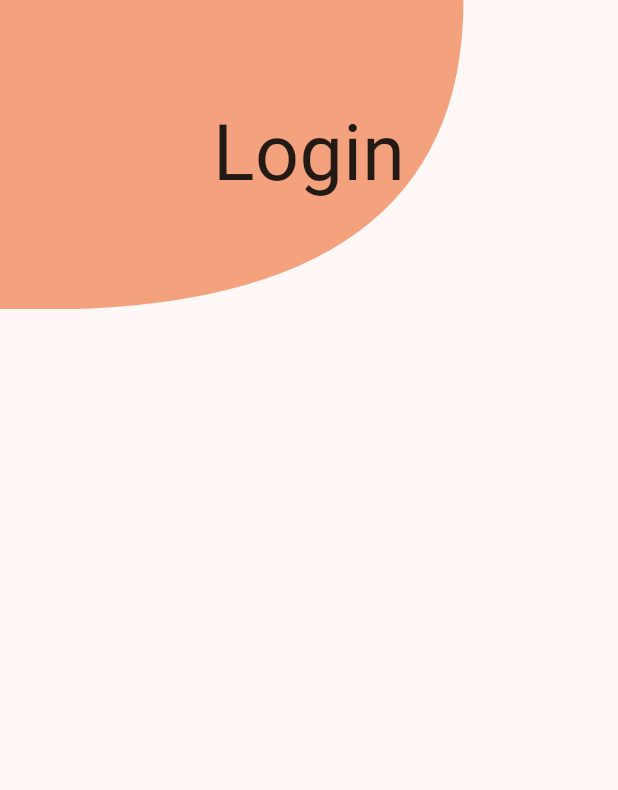
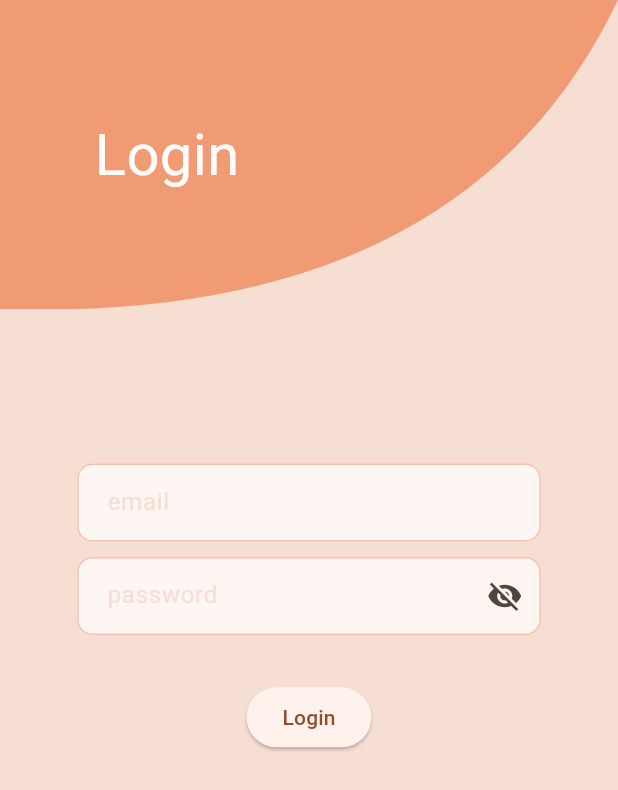
Before and after one commit to Jiya-Sharma09/Track_app, a Flutter app: the screen it shows after launch, on a phone screen of 412 x 824 dp. Shown: the top 790 px of the screen. Run offline on Flutter 3.47's test engine with Material 3 defaults, Android fonts, the light colour scheme and no system bars.

Commit message:
adding custom text field and using it in login screen

```diff
--- a/lib/screens/login_screen.dart
+++ b/lib/screens/login_screen.dart
@@ -1,5 +1,6 @@
 import 'package:flutter/material.dart';
 import 'package:track_app/ui_feature/top_left_curve.dart';
+import 'package:track_app/ui_feature/custom_text_field.dart';
 
 class LoginScreen extends StatefulWidget {
   @override
@@ -7,30 +8,74 @@ class LoginScreen extends StatefulWidget {
 }
 
 class _LoginScreenState extends State<LoginScreen> {
+  final _keyy = GlobalKey<FormState>();
+  TextEditingController emailController = TextEditingController();
+  TextEditingController passwordController = TextEditingController();
+  bool isObscure = true;
+
   @override
   Widget build(BuildContext context) {
     return Scaffold(
+      backgroundColor: Color.fromARGB(253, 247, 222, 210),
       body: Column(
         children: [
           ClipPath(
             clipper: TopLeftCurve(),
             child: Container(
               width: MediaQuery.of(context).size.width,
-              height: MediaQuery.of(context).size.height*0.25,
+              height: MediaQuery.of(context).size.height * 0.25,
               color: Color.fromARGB(194, 239, 135, 87),
-              child: Center(child: Text("Login",style: TextStyle(
-                fontSize: MediaQuery.of(context).size.height*0.25*0.25,
-              ),))),
+              child: Align(
+                alignment: Alignment(-0.6, 0),
+                child: Text(
+                  "Login",
+                  style: TextStyle(
+                    fontSize:
+                        MediaQuery.of(context).size.height * 0.25 * 0.25 * 0.75,
+                    color: Color.fromARGB(255, 255, 255, 255),
+                  ),
+                ),
+              ),
+            ),
           ),
-          SizedBox(
-            height: MediaQuery.of(context).size.height*0.25*0.33,
-          )
+          SizedBox(height: MediaQuery.of(context).size.height * 0.25 * 0.5),
+          Form(
+            key: _keyy,
+            child: Column(
+              children: [
+                // e-mail field :
+                SizedBox(
+                  width: MediaQuery.of(context).size.width * 0.75,
+                  child: CustomTextField(
+                    hint: "email",
+                    isPassword: false,
+                    controllerText: emailController,
+                  ),
+                ),
+
+                SizedBox(
+                  height: MediaQuery.of(context).size.height * 0.25*0.05,
+                ),
+
+                SizedBox(
+                  width: MediaQuery.of(context).size.width * 0.75,
+                  child: CustomTextField(
+                    hint: "password",
+                    isPassword: true,
+                    controllerText: passwordController,
+                  ),
+                ),
+
+                SizedBox(
+                  height: MediaQuery.of(context).size.height * 0.25*0.15,
+                ),
+                // Login button
+                ElevatedButton(onPressed: () {}, child: Text("Login")),
+              ],
+            ),
+          ),
         ],
       ),
     );
   }
 }
-/*
-0.25 == 100
-0.25
- */
--- a/lib/screens/splash_screen.dart
+++ b/lib/screens/splash_screen.dart
@@ -24,7 +24,7 @@ class _SplashScreenState extends State<SplashScreen> {
         opacity = 1.0;
       });
     });
-    Future.delayed(Duration(seconds: 3), () {
+    Future.delayed(Duration(seconds: 5), () {
       if (!mounted) return;
       Navigator.pushReplacement(
         context,
--- /dev/null
+++ b/lib/ui_feature/custom_text_field.dart
@@ -0,0 +1,86 @@
+import 'package:flutter/material.dart';
+
+class CustomTextField extends StatefulWidget {
+  final String hint;
+  final bool isPassword;
+  final TextEditingController controllerText;
+
+  const CustomTextField({
+    //super.key,
+    required this.hint,
+    required this.isPassword,
+    required this.controllerText,
+  });
+  @override
+  State<CustomTextField> createState() => _CustomTextFieldState();
+}
+
+class _CustomTextFieldState extends State<CustomTextField> {
+  bool isObscure = true;
+  @override
+  Widget build(BuildContext context) {
+    return TextFormField(
+      obscureText: widget.isPassword ? isObscure : false,
+      style: TextStyle(color: Color.fromARGB(194, 239, 135, 87)),
+      decoration: InputDecoration(
+        hintText: widget.hint,
+        hintStyle: TextStyle(color: Color.fromARGB(253, 247, 222, 210)),
+
+        filled: true,
+        fillColor: Color.fromARGB(184, 255, 255, 255),
+
+        contentPadding: EdgeInsets.symmetric(horizontal: 16, vertical: 14),
+
+        enabledBorder: OutlineInputBorder(
+          borderRadius: BorderRadius.circular(10),
+          borderSide: BorderSide(
+            color: Color.fromARGB(120, 239, 135, 87),
+            width: 1,
+          ),
+        ),
+        focusedBorder: OutlineInputBorder(
+          borderRadius: BorderRadius.circular(10),
+          borderSide: BorderSide(
+            color: Color.fromARGB(194, 239, 135, 87),
+            width: 2,
+          ),
+        ),
+        // focus + error :
+        focusedErrorBorder: OutlineInputBorder(
+          borderRadius: BorderRadius.circular(10),
+          borderSide: BorderSide(color: Colors.red, width: 2),
+        ),
+        // toggle button :
+        suffixIcon: widget.isPassword
+            ? IconButton(
+                onPressed: () {
+                  setState(() {
+                    isObscure = !isObscure;
+                  });
+                },
+                icon: Icon(isObscure ? Icons.visibility_off : Icons.visibility),
+              )
+            : null,
+      ),
+
+      // toggle button :
+      validator: widget.isPassword
+          ? (value) {
+              if (value == null || value.isEmpty) {
+                return "${widget.hint} is required !";
+              }
+              if (value.length < 6) {
+                return "Password must contain atleast 6 characters";
+              }
+              return null;
+            }
+          : (value) {
+              if (value == null || value.isEmpty) {
+                return "${widget.hint} is required !";
+              }
+              return null;
+            },
+      controller: widget.controllerText,
+    );
+  }
+}
--- a/lib/ui_feature/top_left_curve.dart
+++ b/lib/ui_feature/top_left_curve.dart
@@ -6,7 +6,7 @@ class TopLeftCurve extends CustomClipper<Path>{
     Path path = Path();
     path.moveTo(0, size.height);
 
-    path.quadraticBezierTo(size.width*0.75, size.height + 10, size.width*0.75, 0);
+    path.quadraticBezierTo(size.width*0.75, size.height + 10, size.width, 0);
     path.lineTo(0, 0);
     path.close();
     return path;
```
